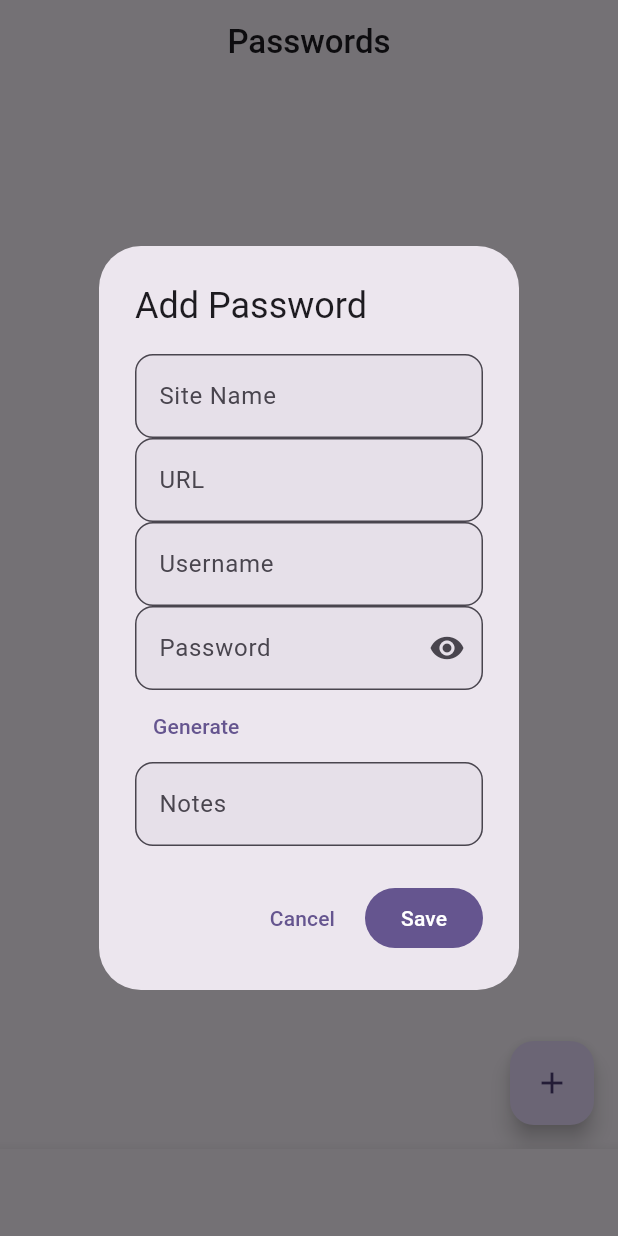
After one commit to lablogics/LifeLab, a Flutter app: the MoreScreen screen opened by its route, after a tap on "Passwords", after a tap on the "add" icon, on a phone screen of 412 x 824 dp. The commit adds this screen. Run offline on Flutter 3.47's test engine with Material 3 defaults, Android fonts, the phone set to English and light mode, and no system bars; our stand-ins replace dio, flutter_riverpod, flutter_secure_storage, go_router, isar; accounts and stored records are empty; generated files the repository leaves out were written again; network calls fail.

Commit message:
feat: add passwords, bookmarks, contacts, and messages features (Phase 3)

```diff
--- a/lib/app/router.dart
+++ b/lib/app/router.dart
@@ -14,6 +14,10 @@ import '../features/calendar/presentation/calendar_screen.dart';
 import 'shell.dart';
 import 'more_screen.dart';
 import '../features/search/presentation/search_screen.dart';
+import '../features/passwords/presentation/passwords_screen.dart';
+import '../features/bookmarks/presentation/bookmarks_screen.dart';
+import '../features/contacts/presentation/contacts_screen.dart';
+import '../features/messages/presentation/messages_screen.dart';
 final routerProvider = Provider<GoRouter>((ref) {
   final auth = ref.watch(authProvider);
   return GoRouter(
@@ -49,6 +53,10 @@ final routerProvider = Provider<GoRouter>((ref) {
           GoRoute(path: '/calendar', builder: (context, state) => const CalendarScreen()),
           GoRoute(path: '/more', builder: (context, state) => const MoreScreen()),
           GoRoute(path: '/search', builder: (context, state) => const SearchScreen()),
+          GoRoute(path: '/passwords', builder: (context, state) => const PasswordsScreen()),
+          GoRoute(path: '/bookmarks', builder: (context, state) => const BookmarksScreen()),
+          GoRoute(path: '/contacts', builder: (context, state) => const ContactsScreen()),
+          GoRoute(path: '/contacts/:id/messages', builder: (context, state) => MessagesScreen(contactId: state.pathParameters['id']!, contactName: state.pathParameters['id']!)),
         ],
       ),
     ],
--- /dev/null
+++ b/lib/features/bookmarks/presentation/bookmarks_screen.dart
@@ -0,0 +1,62 @@
+import 'package:flutter/material.dart';
+import 'package:flutter_riverpod/flutter_riverpod.dart';
+import 'package:url_launcher/url_launcher.dart';
+import '../data/bookmarks_providers.dart';
+import '../data/models/bookmark_model.dart';
+
+class BookmarksScreen extends ConsumerWidget {
+  const BookmarksScreen({super.key});
+
+  @override
+  Widget build(BuildContext context, WidgetRef ref) {
+    final state = ref.watch(bookmarksProvider);
+    final notifier = ref.read(bookmarksProvider.notifier);
+    final theme = Theme.of(context);
+
+    return Scaffold(
+      appBar: AppBar(title: const Text('Bookmarks')),
+      floatingActionButton: FloatingActionButton(onPressed: () => _showAddDialog(context, ref), child: const Icon(Icons.add)),
+      body: state.isLoading
+          ? const Center(child: CircularProgressIndicator())
+          : state.bookmarks.isEmpty
+              ? Center(child: Column(mainAxisAlignment: MainAxisAlignment.center, children: [Icon(Icons.bookmark_outline, size: 64, color: theme.colorScheme.outline), const SizedBox(height: 16), const Text('No bookmarks yet')]))
+              : ListView.builder(itemCount: state.bookmarks.length, itemBuilder: (ctx, i) {
+                  final bm = state.bookmarks[i];
+                  return ListTile(
+                    leading: const Icon(Icons.bookmark, color: Colors.amber),
+                    title: Text(bm.title.isNotEmpty ? bm.title : bm.url),
+                    subtitle: Text(bm.url, maxLines: 1, overflow: TextOverflow.ellipsis),
+                    trailing: IconButton(icon: const Icon(Icons.delete, size: 20, color: Colors.red), onPressed: () => notifier.deleteBookmark(bm.id)),
+                    onTap: () => _launchUrl(bm.url),
+                  );
+                }),
+    );
+  }
+
+  void _showAddDialog(BuildContext context, WidgetRef ref) {
+    final urlCtrl = TextEditingController();
+    final titleCtrl = TextEditingController();
+    final descCtrl = TextEditingController();
+
+    showDialog(context: context, builder: (ctx) => AlertDialog(
+      title: const Text('Add Bookmark'),
+      content: SingleChildScrollView(child: Column(mainAxisSize: MainAxisSize.min, children: [
+        TextField(controller: urlCtrl, decoration: const InputDecoration(labelText: 'URL')),
+        TextField(controller: titleCtrl, decoration: const InputDecoration(labelText: 'Title')),
+        TextField(controller: descCtrl, decoration: const InputDecoration(labelText: 'Description')),
+      ])),
+      actions: [
+        TextButton(onPressed: () => Navigator.pop(ctx), child: const Text('Cancel')),
+        FilledButton(onPressed: () {
+          ref.read(bookmarksProvider.notifier).createBookmark(BookmarkModel(id: '', url: urlCtrl.text, title: titleCtrl.text, description: descCtrl.text));
+          Navigator.pop(ctx);
+        }, child: const Text('Save')),
+      ],
+    ));
+  }
+
+  Future<void> _launchUrl(String url) async {
+    final uri = Uri.tryParse(url);
+    if (uri != null && await canLaunchUrl(uri)) await launchUrl(uri);
+  }
+}
--- /dev/null
+++ b/lib/features/passwords/data/models/password_model.dart
@@ -0,0 +1,42 @@
+class PasswordModel {
+  final String id;
+  final String siteName;
+  final String url;
+  final String username;
+  final String encryptedPassword;
+  final String notes;
+  final int createdAt;
+  final int updatedAt;
+
+  const PasswordModel({
+    required this.id,
+    required this.siteName,
+    this.url = '',
+    this.username = '',
+    this.encryptedPassword = '',
+    this.notes = '',
+    this.createdAt = 0,
+    this.updatedAt = 0,
+  });
+
+  factory PasswordModel.fromJson(Map<String, dynamic> json) {
+    return PasswordModel(
+      id: json['id'] as String,
+      siteName: json['siteName'] as String? ?? '',
+      url: json['url'] as String? ?? '',
+      username: json['username'] as String? ?? '',
+      encryptedPassword: json['encryptedPassword'] as String? ?? '',
+      notes: json['notes'] as String? ?? '',
+      createdAt: json['createdAt'] as int? ?? 0,
+      updatedAt: json['updatedAt'] as int? ?? 0,
+    );
+  }
+
+  Map<String, dynamic> toJson() => {
+    'siteName': siteName,
+    'url': url,
+    'username': username,
+    'encryptedPassword': encryptedPassword,
+    'notes': notes,
+  };
+}
--- /dev/null
+++ b/lib/features/passwords/data/passwords_providers.dart
@@ -0,0 +1,56 @@
+import 'package:flutter_riverpod/flutter_riverpod.dart';
+import 'package:lifelab_core/api/api_client.dart';
+import 'package:lifelab_core/api/endpoints.dart';
+import 'package:lifelab_core/di/core_providers.dart';
+import 'models/password_model.dart';
+
+class PasswordsState {
+  final List<PasswordModel> passwords;
+  final bool isLoading;
+  final String? error;
+
+  const PasswordsState({this.passwords = const [], this.isLoading = false, this.error});
+
+  PasswordsState copyWith({List<PasswordModel>? passwords, bool? isLoading, String? error}) {
+    return PasswordsState(passwords: passwords ?? this.passwords, isLoading: isLoading ?? this.isLoading, error: error);
+  }
+}
+
+class PasswordsNotifier extends StateNotifier<PasswordsState> {
+  final ApiClient _api;
+  PasswordsNotifier(this._api) : super(const PasswordsState()) { loadPasswords(); }
+
+  Future<void> loadPasswords() async {
+    state = state.copyWith(isLoading: true);
+    try {
+      final r = await _api.dio.dio.get(Endpoints.passwords);
+      final list = (r.data as List).map((e) => PasswordModel.fromJson(e as Map<String, dynamic>)).toList();
+      state = state.copyWith(passwords: list, isLoading: false);
+    } catch (e) { state = state.copyWith(isLoading: false, error: e.toString()); }
+  }
+
+  Future<void> createPassword(PasswordModel pw) async {
+    try {
+      await _api.dio.dio.post(Endpoints.passwords, data: pw.toJson());
+      await loadPasswords();
+    } catch (e) { state = state.copyWith(error: e.toString()); }
+  }
+
+  Future<void> updatePassword(PasswordModel pw) async {
+    try {
+      await _api.dio.dio.put('${Endpoints.passwords}/${pw.id}', data: pw.toJson());
+      await loadPasswords();
+    } catch (e) { state = state.copyWith(error: e.toString()); }
+  }
+
+  Future<void> deletePassword(String id) async {
+    try {
+      await _api.dio.dio.delete('${Endpoints.passwords}/$id');
+      await loadPasswords();
+    } catch (e) { state = state.copyWith(error: e.toString()); }
+  }
+}
+
+final passwordsProvider = StateNotifierProvider<PasswordsNotifier, PasswordsState>((ref) {
+  return PasswordsNotifier(ref.watch(apiClientProvider));
+});
--- /dev/null
+++ b/lib/features/passwords/presentation/passwords_screen.dart
@@ -0,0 +1,73 @@
+import 'dart:math';
+import 'package:flutter/material.dart';
+import 'package:flutter/services.dart';
+import 'package:flutter_riverpod/flutter_riverpod.dart';
+import '../data/passwords_providers.dart';
+import '../data/models/password_model.dart';
+
+class PasswordsScreen extends ConsumerWidget {
+  const PasswordsScreen({super.key});
+
+  @override
+  Widget build(BuildContext context, WidgetRef ref) {
+    final state = ref.watch(passwordsProvider);
+    final notifier = ref.read(passwordsProvider.notifier);
+    final theme = Theme.of(context);
+
+    return Scaffold(
+      appBar: AppBar(title: const Text('Passwords')),
+      floatingActionButton: FloatingActionButton(onPressed: () => _showAddEditDialog(context, ref), child: const Icon(Icons.add)),
+      body: state.isLoading
+          ? const Center(child: CircularProgressIndicator())
+          : state.passwords.isEmpty
+              ? Center(child: Column(mainAxisAlignment: MainAxisAlignment.center, children: [Icon(Icons.lock_outline, size: 64, color: theme.colorScheme.outline), const SizedBox(height: 16), const Text('No passwords yet')]))
+              : ListView.builder(itemCount: state.passwords.length, itemBuilder: (ctx, i) {
+                  final pw = state.passwords[i];
+                  return ListTile(
+                    leading: CircleAvatar(child: Text(pw.siteName.isNotEmpty ? pw.siteName[0].toUpperCase() : '?')),
+                    title: Text(pw.siteName),
+                    subtitle: Text(pw.username.isNotEmpty ? pw.username : pw.url),
+                    trailing: Row(mainAxisSize: MainAxisSize.min, children: [
+                      IconButton(icon: const Icon(Icons.copy, size: 20), onPressed: () { Clipboard.setData(ClipboardData(text: pw.encryptedPassword)); ScaffoldMessenger.of(context).showSnackBar(const SnackBar(content: Text('Password copied'))); }),
+                      IconButton(icon: const Icon(Icons.delete, size: 20, color: Colors.red), onPressed: () => notifier.deletePassword(pw.id)),
+                    ]),
+                  );
+                }),
+    );
+  }
+
+  void _showAddEditDialog(BuildContext context, WidgetRef ref, {PasswordModel? existing}) {
+    final siteCtrl = TextEditingController(text: existing?.siteName);
+    final urlCtrl = TextEditingController(text: existing?.url);
+    final userCtrl = TextEditingController(text: existing?.username);
+    final passCtrl = TextEditingController(text: existing?.encryptedPassword);
+    final notesCtrl = TextEditingController(text: existing?.notes);
+    bool obscure = true;
+
+    showDialog(context: context, builder: (ctx) => StatefulBuilder(builder: (ctx, setDialogState) => AlertDialog(
+      title: Text(existing == null ? 'Add Password' : 'Edit Password'),
+      content: SingleChildScrollView(child: Column(mainAxisSize: MainAxisSize.min, children: [
+        TextField(controller: siteCtrl, decoration: const InputDecoration(labelText: 'Site Name')),
+        TextField(controller: urlCtrl, decoration: const InputDecoration(labelText: 'URL')),
+        TextField(controller: userCtrl, decoration: const InputDecoration(labelText: 'Username')),
+        TextField(controller: passCtrl, decoration: InputDecoration(labelText: 'Password', suffixIcon: IconButton(icon: Icon(obscure ? Icons.visibility : Icons.visibility_off), onPressed: () => setDialogState(() => obscure = !obscure))), obscureText: obscure),
+        Row(children: [TextButton(onPressed: () { final generated = _generatePassword(); passCtrl.text = generated; setDialogState(() {}); }, child: const Text('Generate')), const Spacer()]),
+        TextField(controller: notesCtrl, decoration: const InputDecoration(labelText: 'Notes')),
+      ])),
+      actions: [
+        TextButton(onPressed: () => Navigator.pop(ctx), child: const Text('Cancel')),
+        FilledButton(onPressed: () {
+          final pw = PasswordModel(id: existing?.id ?? '', siteName: siteCtrl.text, url: urlCtrl.text, username: userCtrl.text, encryptedPassword: passCtrl.text, notes: notesCtrl.text);
+          if (existing == null) ref.read(passwordsProvider.notifier).createPassword(pw); else ref.read(passwordsProvider.notifier).updatePassword(pw);
+          Navigator.pop(ctx);
+        }, child: const Text('Save')),
+      ],
+    )));
+  }
+
+  String _generatePassword() {
+    const chars = 'ABCDEFGHIJKLMNOPQRSTUVWXYZabcdefghijklmnopqrstuvwxyz0123456789!@#\$%^&*';
+    final random = Random.secure();
+    return List.generate(16, (_) => chars[random.nextInt(chars.length)]).join();
+  }
+}
--- a/pubspec.yaml
+++ b/pubspec.yaml
@@ -23,6 +23,7 @@ dependencies:
   # Navigation
   go_router: ^13.0.0
   flutter_secure_storage: ^9.0.0
+  url_launcher: ^6.2.0
 
   # UI
   cupertino_icons: ^1.0.8
```
Also changed, not shown: lib/app/more_screen.dart (+4 -5 lines), lib/features/bookmarks/data/bookmarks_providers.dart (added, +49 -0 lines), lib/features/bookmarks/data/models/bookmark_model.dart (added, +34 -0 lines), lib/features/contacts/data/contacts_providers.dart (added, +56 -0 lines), lib/features/contacts/data/models/contact_model.dart (added, +49 -0 lines), lib/features/contacts/presentation/contacts_screen.dart (added, +61 -0 lines), lib/features/messages/data/messages_providers.dart (added, +47 -0 lines), lib/features/messages/data/models/message_model.dart (added, +35 -0 lines), lib/features/messages/presentation/messages_screen.dart (added, +104 -0 lines), pubspec.lock.
